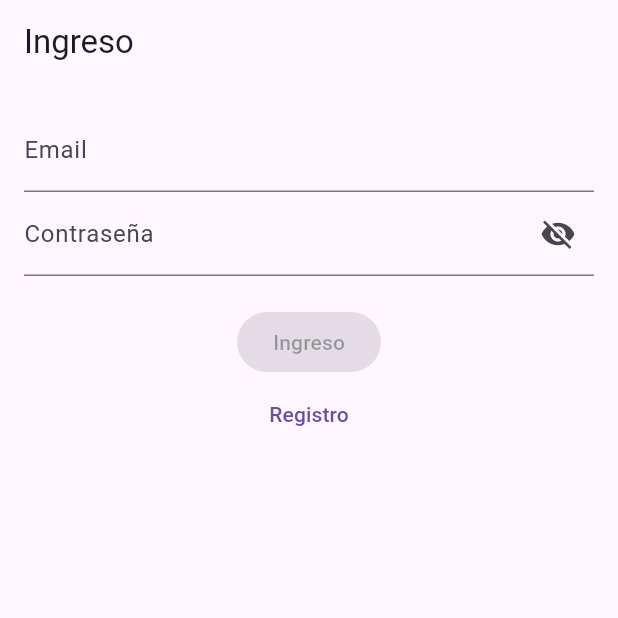
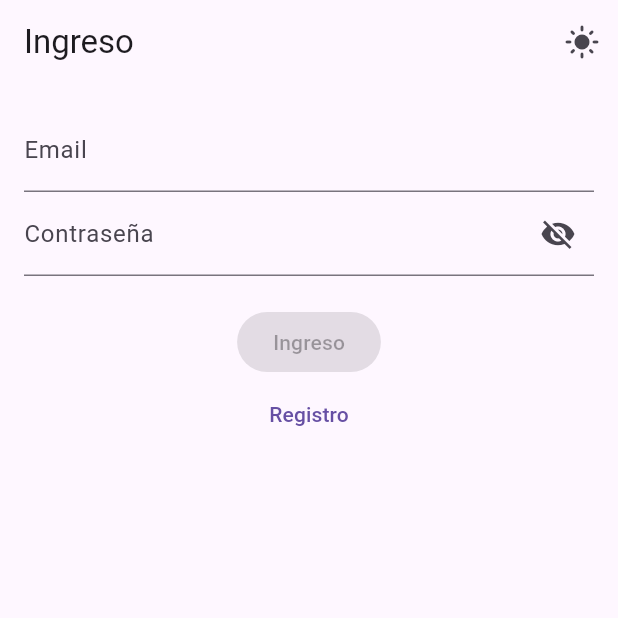
Before and after one commit to mario199764/user_contacts_app, a Flutter app: the screen it shows after launch, on a phone screen of 412 x 824 dp, the top half of it. Run offline on Flutter 3.47's test engine with Material 3 defaults, Android fonts, the light colour scheme and no system bars; our stand-ins replace image_picker, shared_preferences, sqflite, sqflite_common_ffi; accounts and stored records are empty.

Commit message:
update login screen

```diff
--- a/lib/screens/login_screen.dart
+++ b/lib/screens/login_screen.dart
@@ -1,8 +1,7 @@
-// ignore_for_file: use_build_context_synchronously
-
 import 'package:flutter/material.dart';
 import 'package:provider/provider.dart';
 import '../providers/auth_provider.dart';
+import '../providers/theme_provider.dart';
 
 class LoginScreen extends StatefulWidget {
   @override
@@ -41,10 +40,21 @@ class _LoginScreenState extends State<LoginScreen> {
   @override
   Widget build(BuildContext context) {
     final authProvider = Provider.of<AuthProvider>(context);
+    final themeProvider = Provider.of<ThemeProvider>(context);
 
     return Scaffold(
       appBar: AppBar(
         title: const Text('Ingreso'),
+        actions: [
+          IconButton(
+            icon: Icon(
+              themeProvider.isDarkMode ? Icons.dark_mode : Icons.light_mode,
+            ),
+            onPressed: () {
+              themeProvider.toggleTheme();
+            },
+          ),
+        ],
       ),
       body: Padding(
         padding: const EdgeInsets.all(16.0),
```
